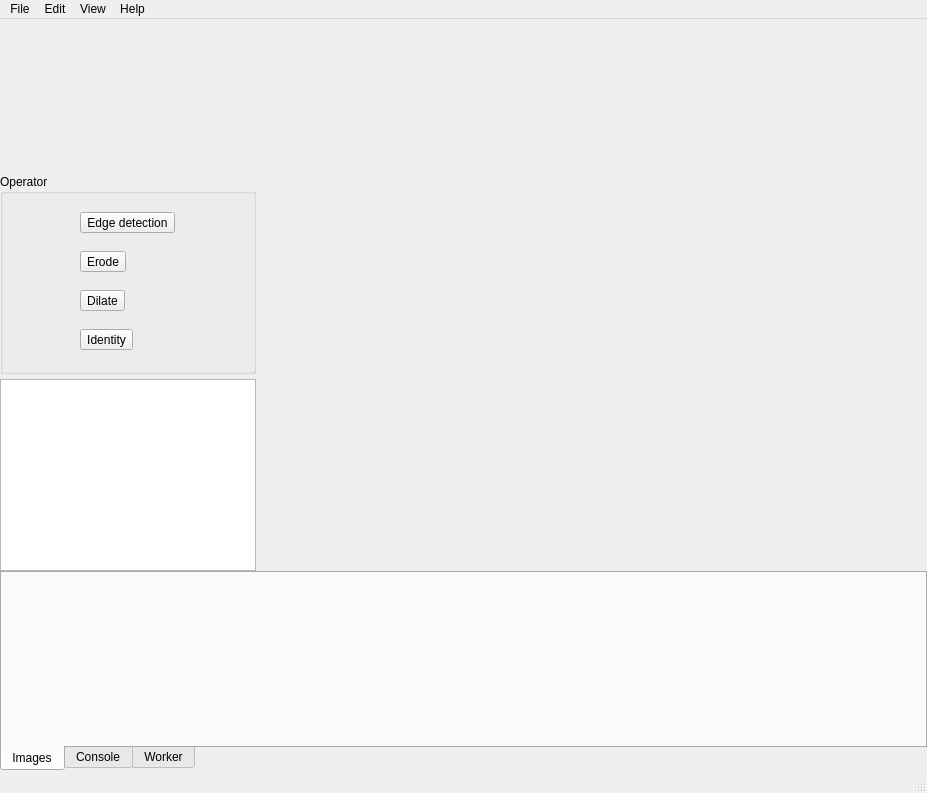
Before: the Qt Designer form resources/ui/main.ui in flegac/piaf-edit, drawn with Qt 5.
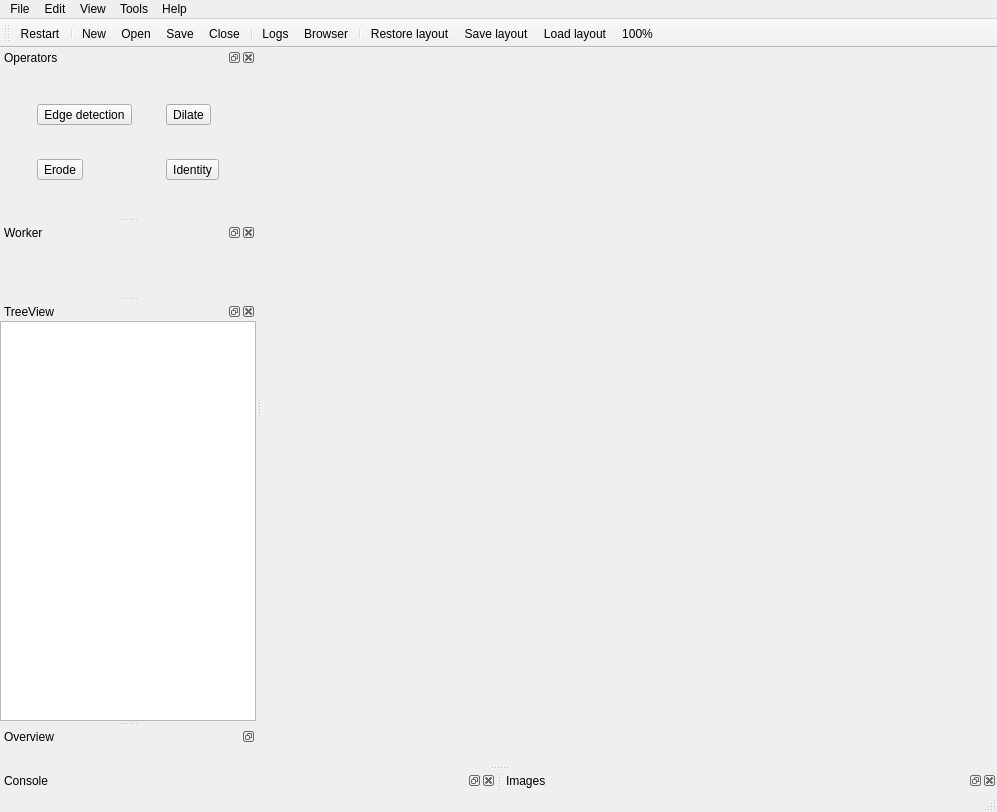
After: the same form once the commit is applied.

```diff
--- a/resources/ui/main.ui
+++ b/resources/ui/main.ui
@@ -6,15 +6,24 @@
    <rect>
     <x>0</x>
     <y>0</y>
-    <width>927</width>
-    <height>719</height>
+    <width>997</width>
+    <height>812</height>
    </rect>
   </property>
   <property name="windowTitle">
    <string>MainWindow</string>
   </property>
   <widget class="QWidget" name="centralwidget">
-   <layout class="QVBoxLayout" name="verticalLayout_4">
+   <property name="enabled">
+    <bool>false</bool>
+   </property>
+   <property name="sizePolicy">
+    <sizepolicy hsizetype="Minimum" vsizetype="Minimum">
+     <horstretch>0</horstretch>
+     <verstretch>0</verstretch>
+    </sizepolicy>
+   </property>
+   <layout class="QVBoxLayout" name="verticalLayout_3">
     <property name="spacing">
      <number>0</number>
     </property>
@@ -31,233 +40,10 @@
      <number>0</number>
     </property>
     <item>
-     <layout class="QHBoxLayout" name="horizontalLayout">
-      <property name="spacing">
-       <number>0</number>
+     <widget class="QWidget" name="image" native="true">
+      <property name="enabled">
+       <bool>false</bool>
       </property>
-      <item>
-       <layout class="QVBoxLayout" name="verticalLayout">
-        <property name="spacing">
-         <number>5</number>
-        </property>
-        <item>
-         <widget class="QWidget" name="overview" native="true">
-          <property name="minimumSize">
-           <size>
-            <width>150</width>
-            <height>150</height>
-           </size>
-          </property>
-          <property name="baseSize">
-           <size>
-            <width>150</width>
-            <height>0</height>
-           </size>
-          </property>
-         </widget>
-        </item>
-        <item>
-         <widget class="QGroupBox" name="groupBox">
-          <property name="minimumSize">
-           <size>
-            <width>0</width>
-            <height>200</height>
-           </size>
-          </property>
-          <property name="title">
-           <string>Operator</string>
-          </property>
-          <layout class="QGridLayout" name="gridLayout">
-           <property name="leftMargin">
-            <number>0</number>
-           </property>
-           <property name="topMargin">
-            <number>0</number>
-           </property>
-           <property name="rightMargin">
-            <number>0</number>
-           </property>
-           <property name="bottomMargin">
-            <number>0</number>
-           </property>
-           <property name="spacing">
-            <number>0</number>
-           </property>
-           <item row="1" column="0">
-            <widget class="QToolButton" name="edgeButton">
-             <property name="text">
-              <string>Edge detection</string>
-             </property>
-            </widget>
-           </item>
-           <item row="3" column="0">
-            <widget class="QToolButton" name="dilateButton">
-             <property name="text">
-              <string>Dilate</string>
-             </property>
-            </widget>
-           </item>
-           <item row="2" column="0">
-            <widget class="QToolButton" name="erodeButton">
-             <property name="text">
-              <string>Erode</string>
-             </property>
-            </widget>
-           </item>
-           <item row="4" column="0">
-            <widget class="QToolButton" name="identityButton">
-             <property name="text">
-              <string>Identity</string>
-             </property>
-            </widget>
-           </item>
-          </layout>
-         </widget>
-        </item>
-        <item>
-         <widget class="QTreeView" name="treeView">
-          <property name="sizePolicy">
-           <sizepolicy hsizetype="Preferred" vsizetype="Minimum">
-            <horstretch>0</horstretch>
-            <verstretch>0</verstretch>
-           </sizepolicy>
-          </property>
-          <property name="minimumSize">
-           <size>
-            <width>0</width>
-            <height>0</height>
-           </size>
-          </property>
-         </widget>
-        </item>
-       </layout>
-      </item>
-      <item>
-       <widget class="QWidget" name="imageView" native="true">
-        <property name="sizePolicy">
-         <sizepolicy hsizetype="Expanding" vsizetype="Expanding">
-          <horstretch>0</horstretch>
-          <verstretch>0</verstretch>
-         </sizepolicy>
-        </property>
-       </widget>
-      </item>
-     </layout>
-    </item>
-    <item>
-     <widget class="QTabWidget" name="TabWidget">
-      <property name="sizePolicy">
-       <sizepolicy hsizetype="Expanding" vsizetype="Preferred">
-        <horstretch>0</horstretch>
-        <verstretch>0</verstretch>
-       </sizepolicy>
-      </property>
-      <property name="minimumSize">
-       <size>
-        <width>0</width>
-        <height>200</height>
-       </size>
-      </property>
-      <property name="baseSize">
-       <size>
-        <width>0</width>
-        <height>150</height>
-       </size>
-      </property>
-      <property name="tabPosition">
-       <enum>QTabWidget::South</enum>
-      </property>
-      <property name="currentIndex">
-       <number>0</number>
-      </property>
-      <widget class="QWidget" name="imagesTab">
-       <attribute name="title">
-        <string>Images</string>
-       </attribute>
-       <layout class="QVBoxLayout" name="verticalLayout_6">
-        <property name="spacing">
-         <number>0</number>
-        </property>
-        <property name="leftMargin">
-         <number>0</number>
-        </property>
-        <property name="topMargin">
-         <number>0</number>
-        </property>
-        <property name="rightMargin">
-         <number>0</number>
-        </property>
-        <property name="bottomMargin">
-         <number>0</number>
-        </property>
-        <item>
-         <widget class="QWidget" name="images" native="true"/>
-        </item>
-       </layout>
-      </widget>
-      <widget class="QWidget" name="consoleTab">
-       <attribute name="title">
-        <string>Console</string>
-       </attribute>
-       <layout class="QVBoxLayout" name="verticalLayout_2">
-        <property name="spacing">
-         <number>0</number>
-        </property>
-        <property name="leftMargin">
-         <number>0</number>
-        </property>
-        <property name="topMargin">
-         <number>0</number>
-        </property>
-        <property name="rightMargin">
-         <number>0</number>
-        </property>
-        <property name="bottomMargin">
-         <number>0</number>
-        </property>
-        <item>
-         <widget class="QWidget" name="console" native="true">
-          <property name="sizePolicy">
-           <sizepolicy hsizetype="Expanding" vsizetype="Minimum">
-            <horstretch>0</horstretch>
-            <verstretch>0</verstretch>
-           </sizepolicy>
-          </property>
-          <property name="minimumSize">
-           <size>
-            <width>0</width>
-            <height>0</height>
-           </size>
-          </property>
-         </widget>
-        </item>
-       </layout>
-      </widget>
-      <widget class="QWidget" name="workerTab">
-       <attribute name="title">
-        <string>Worker</string>
-       </attribute>
-       <layout class="QVBoxLayout" name="verticalLayout_5">
-        <property name="spacing">
-         <number>0</number>
-        </property>
-        <property name="leftMargin">
-         <number>0</number>
-        </property>
-        <property name="topMargin">
-         <number>0</number>
-        </property>
-        <property name="rightMargin">
-         <number>0</number>
-        </property>
-        <property name="bottomMargin">
-         <number>0</number>
-        </property>
-        <item>
-         <widget class="QWidget" name="worker" native="true"/>
-        </item>
-       </layout>
-      </widget>
      </widget>
     </item>
    </layout>
@@ -267,7 +53,7 @@
     <rect>
      <x>0</x>
      <y>0</y>
-     <width>927</width>
+     <width>997</width>
      <height>21</height>
     </rect>
    </property>
@@ -297,13 +83,169 @@
     <property name="title">
      <string>View</string>
     </property>
+    <addaction name="action100"/>
+    <addaction name="actionRestore_layout"/>
+    <addaction name="actionSave_layout"/>
+    <addaction name="actionLoad_layout"/>
+    <addaction name="separator"/>
+   </widget>
+   <widget class="QMenu" name="menuTools">
+    <property name="title">
+     <string>Tools</string>
+    </property>
+    <addaction name="actionImages"/>
+    <addaction name="actionWorkers"/>
+    <addaction name="actionLogs"/>
    </widget>
    <addaction name="menuFile"/>
    <addaction name="menuEdit"/>
    <addaction name="menuView"/>
+   <addaction name="menuTools"/>
    <addaction name="menuHelp"/>
   </widget>
   <widget class="QStatusBar" name="statusbar"/>
+  <widget class="QDockWidget" name="operatorsDock">
+   <property name="sizePolicy">
+    <sizepolicy hsizetype="Preferred" vsizetype="Preferred">
+     <horstretch>0</horstretch>
+     <verstretch>0</verstretch>
+    </sizepolicy>
+   </property>
+   <property name="windowTitle">
+    <string>Operators</string>
+   </property>
+   <attribute name="dockWidgetArea">
+    <number>1</number>
+   </attribute>
+   <widget class="QWidget" name="operators">
+    <layout class="QGridLayout" name="gridLayout">
+     <item row="0" column="1">
+      <widget class="QToolButton" name="dilateButton">
+       <property name="text">
+        <string>Dilate</string>
+       </property>
+      </widget>
+     </item>
+     <item row="1" column="0">
+      <widget class="QToolButton" name="erodeButton">
+       <property name="text">
+        <string>Erode</string>
+       </property>
+      </widget>
+     </item>
+     <item row="1" column="1">
+      <widget class="QToolButton" name="identityButton">
+       <property name="text">
+        <string>Identity</string>
+       </property>
+      </widget>
+     </item>
+     <item row="0" column="0">
+      <widget class="QToolButton" name="edgeButton">
+       <property name="text">
+        <string>Edge detection</string>
+       </property>
+      </widget>
+     </item>
+    </layout>
+   </widget>
+  </widget>
+  <widget class="QDockWidget" name="workerDock">
+   <property name="windowTitle">
+    <string>Worker</string>
+   </property>
+   <attribute name="dockWidgetArea">
+    <number>1</number>
+   </attribute>
+   <widget class="QWidget" name="worker">
+    <layout class="QVBoxLayout" name="verticalLayout"/>
+   </widget>
+  </widget>
+  <widget class="QDockWidget" name="consoleDock">
+   <property name="windowTitle">
+    <string>Console</string>
+   </property>
+   <attribute name="dockWidgetArea">
+    <number>8</number>
+   </attribute>
+   <widget class="QWidget" name="console"/>
+  </widget>
+  <widget class="QDockWidget" name="treeviewDock">
+   <property name="windowTitle">
+    <string>TreeView</string>
+   </property>
+   <attribute name="dockWidgetArea">
+    <number>1</number>
+   </attribute>
+   <widget class="QWidget" name="treeViewWidget">
+    <layout class="QVBoxLayout" name="verticalLayout_2">
+     <property name="spacing">
+      <number>0</number>
+     </property>
+     <property name="leftMargin">
+      <number>0</number>
+     </property>
+     <property name="topMargin">
+      <number>0</number>
+     </property>
+     <property name="rightMargin">
+      <number>0</number>
+     </property>
+     <property name="bottomMargin">
+      <number>0</number>
+     </property>
+     <item>
+      <widget class="QTreeView" name="treeView"/>
+     </item>
+    </layout>
+   </widget>
+  </widget>
+  <widget class="QDockWidget" name="overviewDock">
+   <property name="features">
+    <set>QDockWidget::DockWidgetFloatable|QDockWidget::DockWidgetMovable</set>
+   </property>
+   <property name="windowTitle">
+    <string>Overview</string>
+   </property>
+   <attribute name="dockWidgetArea">
+    <number>1</number>
+   </attribute>
+   <widget class="QWidget" name="overview"/>
+  </widget>
+  <widget class="QDockWidget" name="imagesDock">
+   <property name="windowTitle">
+    <string>Images</string>
+   </property>
+   <attribute name="dockWidgetArea">
+    <number>8</number>
+   </attribute>
+   <widget class="QWidget" name="images"/>
+  </widget>
+  <widget class="QToolBar" name="toolBar">
+   <property name="windowTitle">
+    <string>toolBar</string>
+   </property>
+   <attribute name="toolBarArea">
+    <enum>TopToolBarArea</enum>
+   </attribute>
+   <attribute name="toolBarBreak">
+    <bool>false</bool>
+   </attribute>
+   <addaction name="actionRestart"/>
+   <addaction name="separator"/>
+   <addaction name="actionNew"/>
+   <addaction name="actionOpen"/>
+   <addaction name="actionSave"/>
+   <addaction name="actionClose"/>
+   <addaction name="separator"/>
+   <addaction name="actionLogs"/>
+   <addaction name="actionImages"/>
+   <addaction name="separator"/>
+   <addaction name="actionRestore_layout"/>
+   <addaction name="actionSave_layout"/>
+   <addaction name="actionLoad_layout"/>
+   <addaction name="action100"/>
+  </widget>
   <action name="actionOpen">
    <property name="text">
     <string>Open</string>
@@ -329,6 +271,61 @@
     <string>Close</string>
    </property>
   </action>
+  <action name="actionExit">
+   <property name="text">
+    <string>Exit</string>
+   </property>
+  </action>
+  <action name="actionAbout">
+   <property name="text">
+    <string>About</string>
+   </property>
+  </action>
+  <action name="actionLogs">
+   <property name="text">
+    <string>Logs</string>
+   </property>
+  </action>
+  <action name="actionImages">
+   <property name="text">
+    <string>Browser</string>
+   </property>
+  </action>
+  <action name="action100">
+   <property name="text">
+    <string>100%</string>
+   </property>
+  </action>
+  <action name="actionRestore_layout">
+   <property name="text">
+    <string>Restore layout</string>
+   </property>
+  </action>
+  <action name="actionSave_layout">
+   <property name="text">
+    <string>Save layout</string>
+   </property>
+  </action>
+  <action name="actionLoad_layout">
+   <property name="text">
+    <string>Load layout</string>
+   </property>
+  </action>
+  <action name="actionWorkers">
+   <property name="text">
+    <string>Task manager</string>
+   </property>
+  </action>
+  <action name="actionReload">
+   <property name="text">
+    <string>Reload</string>
+   </property>
+  </action>
+  <action name="actionRestart">
+   <property name="text">
+    <string>Restart</string>
+   </property>
+  </action>
  </widget>
  <resources/>
  <connections/>
```
Left out of the diff: 16 changed lines with no effect on the pictures.
